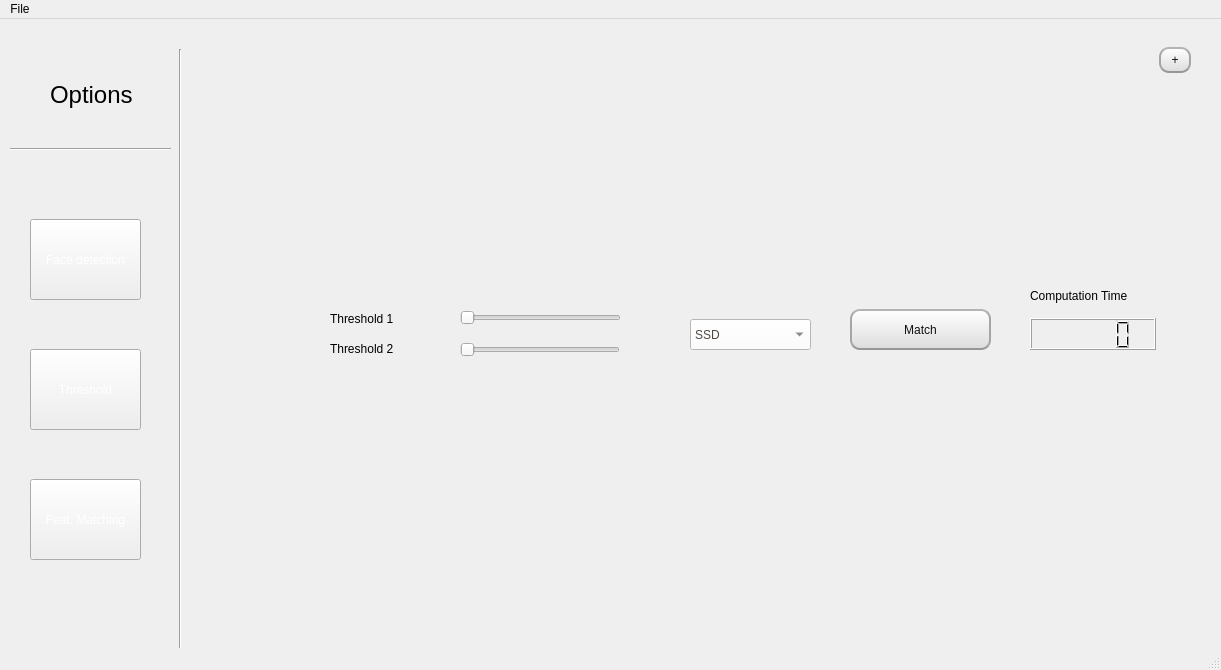
Qt form mainwindow.ui (MyProjectsProgress/Face_Detection_and_Recognition) before a commit.
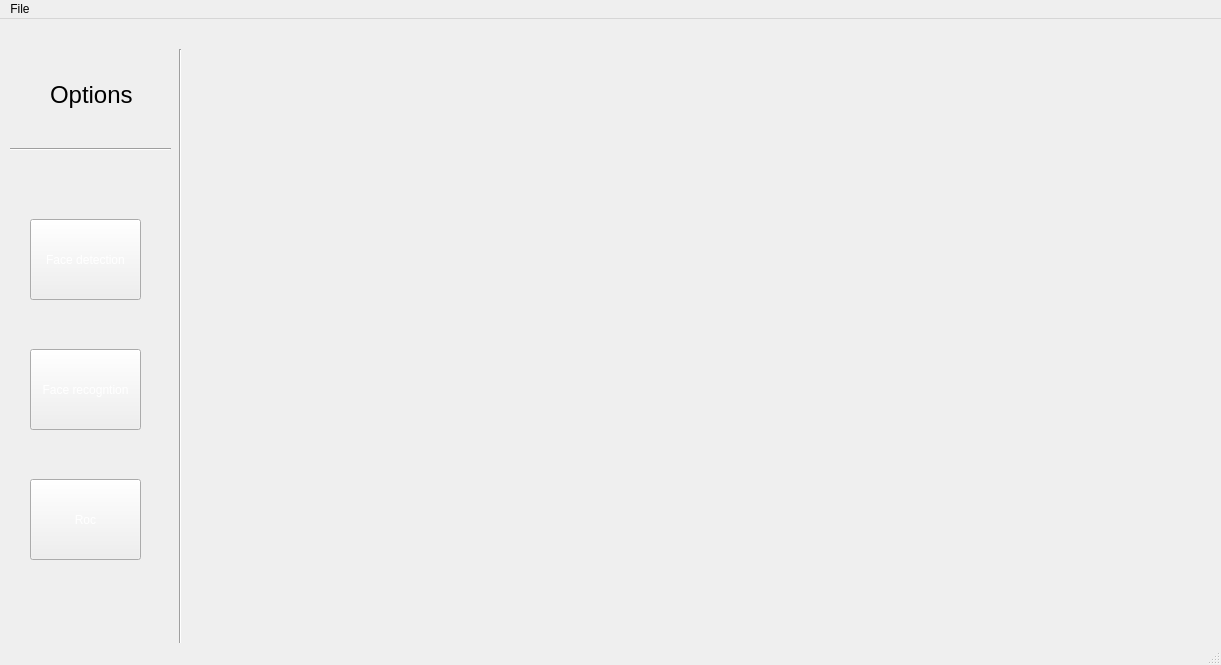
The same form after that commit. The open tabs and pages were chosen to show the change.

```diff
--- a/mainwindow.ui
+++ b/mainwindow.ui
@@ -7,7 +7,7 @@
     <x>0</x>
     <y>0</y>
     <width>1221</width>
-    <height>670</height>
+    <height>665</height>
    </rect>
   </property>
   <property name="windowTitle">
@@ -126,10 +126,10 @@
      </widget>
     </widget>
     <widget class="QWidget" name="page_2">
-     <widget class="QPushButton" name="siftBtn">
+     <widget class="QPushButton" name="predictBtn">
       <property name="geometry">
        <rect>
-        <x>560</x>
+        <x>430</x>
         <y>450</y>
         <width>93</width>
         <height>41</height>
@@ -167,9 +167,9 @@
      <widget class="QWidget" name="horizontalLayoutWidget_4">
       <property name="geometry">
        <rect>
-        <x>50</x>
-        <y>10</y>
-        <width>921</width>
+        <x>260</x>
+        <y>20</y>
+        <width>471</width>
         <height>351</height>
        </rect>
       </property>
@@ -185,76 +185,8 @@
          </item>
         </layout>
        </item>
-       <item>
-        <spacer name="horizontalSpacer">
-         <property name="orientation">
-          <enum>Qt::Horizontal</enum>
-         </property>
-         <property name="sizeType">
-          <enum>QSizePolicy::Maximum</enum>
-         </property>
-         <property name="sizeHint" stdset="0">
-          <size>
-           <width>15</width>
-           <height>10</height>
-          </size>
-         </property>
-        </spacer>
-       </item>
-       <item>
-        <layout class="QVBoxLayout" name="verticalLayout">
-         <item>
-          <widget class="QLabel" name="imgSift">
-           <property name="text">
-            <string/>
-           </property>
-          </widget>
-         </item>
-        </layout>
-       </item>
       </layout>
      </widget>
-     <widget class="QComboBox" name="comboBox">
-      <property name="geometry">
-       <rect>
-        <x>30</x>
-        <y>460</y>
-        <width>75</width>
-        <height>25</height>
-       </rect>
-      </property>
-      <item>
-       <property name="text">
-        <string>otsu</string>
-       </property>
-      </item>
-      <item>
-       <property name="text">
-        <string>optimal</string>
-       </property>
-      </item>
-      <item>
-       <property name="text">
-        <string>multilevel</string>
-       </property>
-      </item>
-     </widget>
-     <widget class="QSlider" name="horizontalSlider">
-      <property name="geometry">
-       <rect>
-        <x>320</x>
-        <y>460</y>
-        <width>211</width>
-        <height>18</height>
-       </rect>
-      </property>
-      <property name="minimum">
-       <number>3</number>
-      </property>
-      <property name="orientation">
-       <enum>Qt::Horizontal</enum>
-      </property>
-     </widget>
      <widget class="QLabel" name="slider_thres_val">
       <property name="geometry">
        <rect>
@@ -268,52 +200,26 @@
        <string/>
       </property>
      </widget>
-     <widget class="QRadioButton" name="global">
-      <property name="geometry">
-       <rect>
-        <x>130</x>
-        <y>420</y>
-        <width>107</width>
-        <height>24</height>
-       </rect>
-      </property>
-      <property name="text">
-       <string>global</string>
-      </property>
-     </widget>
-     <widget class="QRadioButton" name="local">
-      <property name="geometry">
-       <rect>
-        <x>130</x>
-        <y>480</y>
-        <width>107</width>
-        <height>24</height>
-       </rect>
-      </property>
-      <property name="text">
-       <string>local</string>
-      </property>
-     </widget>
      <widget class="QLabel" name="label_2">
       <property name="geometry">
        <rect>
-        <x>250</x>
+        <x>600</x>
         <y>460</y>
-        <width>63</width>
-        <height>20</height>
+        <width>49</width>
+        <height>21</height>
        </rect>
       </property>
       <property name="text">
-       <string>box size</string>
+       <string>Name:</string>
       </property>
      </widget>
-     <widget class="QLabel" name="label_multi">
+     <widget class="QLabel" name="prediction_label">
       <property name="geometry">
        <rect>
-        <x>232</x>
+        <x>650</x>
         <y>460</y>
-        <width>91</width>
-        <height>20</height>
+        <width>49</width>
+        <height>21</height>
        </rect>
       </property>
       <property name="text">
@@ -328,7 +234,7 @@
         <x>19</x>
         <y>9</y>
         <width>981</width>
-        <height>231</height>
+        <height>321</height>
        </rect>
       </property>
       <layout class="QHBoxLayout" name="horizontalLayout_3">
@@ -370,235 +276,6 @@
          </item>
         </layout>
        </item>
-       <item>
-        <widget class="QWidget" name="horizontalWidget_3" native="true">
-         <property name="sizePolicy">
-          <sizepolicy hsizetype="Maximum" vsizetype="Preferred">
-           <horstretch>0</horstretch>
-           <verstretch>0</verstretch>
-          </sizepolicy>
-         </property>
-         <property name="maximumSize">
-          <size>
-           <width>50</width>
-           <height>16777215</height>
-          </size>
-         </property>
-         <layout class="QHBoxLayout" name="horizontalLayout">
-          <item>
-           <layout class="QVBoxLayout" name="verticalLayout_3">
-            <item>
-             <widget class="QPushButton" name="pushButton_4">
-              <property name="styleSheet">
-               <string notr="true">QPushButton{
-	color:rgb(17,17,17);
-	border-width: 2px;
-	border-radius: 10px;
-	border-bottom-color: rgb(150,150,150);
-	border-right-color: rgb(165,165,165);
-	border-left-color: rgb(165,165,165);
-	border-top-color: rgb(180,180,180);
-	border-style: solid;
-	padding: 4px;
-	background-color: qlineargradient(spread:pad, x1:0.5, y1:1, x2:0.5, y2:0, stop:0 rgba(220, 220, 220, 255), stop:1 rgba(255, 255, 255, 255));
-}
-
-QPushButton:hover{
-	color:rgb(17,17,17);
-	border-width: 1px;
-	border-radius: 10px;
-	padding: 4px;
-	background-color: qlineargradient(spread:pad, x1:0.5, y1:0, x2:0.5, y2:1, stop:0 rgba(220, 220, 220, 255), stop:1 rgba(255, 255, 255, 255));
-}</string>
-              </property>
-              <property name="text">
-               <string>+</string>
-              </property>
-             </widget>
-            </item>
-            <item>
-             <spacer name="verticalSpacer">
-              <property name="orientation">
-               <enum>Qt::Vertical</enum>
-              </property>
-              <property name="sizeHint" stdset="0">
-               <size>
-                <width>20</width>
-                <height>40</height>
-               </size>
-              </property>
-             </spacer>
-            </item>
-           </layout>
-          </item>
-         </layout>
-        </widget>
-       </item>
-      </layout>
-     </widget>
-     <widget class="QWidget" name="horizontalLayoutWidget_2">
-      <property name="geometry">
-       <rect>
-        <x>20</x>
-        <y>350</y>
-        <width>981</width>
-        <height>261</height>
-       </rect>
-      </property>
-      <layout class="QHBoxLayout" name="horizontalLayout_4">
-       <item>
-        <layout class="QVBoxLayout" name="verticalLayout_7">
-         <item>
-          <widget class="QLabel" name="imgmatching">
-           <property name="text">
-            <string/>
-           </property>
-          </widget>
-         </item>
-        </layout>
-       </item>
-      </layout>
-     </widget>
-     <widget class="QPushButton" name="matchBtn">
-      <property name="geometry">
-       <rect>
-        <x>650</x>
-        <y>280</y>
-        <width>141</width>
-        <height>41</height>
-       </rect>
-      </property>
-      <property name="cursor">
-       <cursorShape>PointingHandCursor</cursorShape>
-      </property>
-      <property name="styleSheet">
-       <string notr="true">QPushButton{
-	color:rgb(17,17,17);
-	border-width: 2px;
-	border-radius: 10px;
-	border-bottom-color: rgb(150,150,150);
-	border-right-color: rgb(165,165,165);
-	border-left-color: rgb(165,165,165);
-	border-top-color: rgb(180,180,180);
-	border-style: solid;
-	padding: 4px;
-	background-color: qlineargradient(spread:pad, x1:0.5, y1:1, x2:0.5, y2:0, stop:0 rgba(220, 220, 220, 255), stop:1 rgba(255, 255, 255, 255));
-}
-
-QPushButton:hover{
-	color:rgb(17,17,17);
-	border-width: 1px;
-	border-radius: 10px;
-	padding: 4px;
-	background-color: qlineargradient(spread:pad, x1:0.5, y1:0, x2:0.5, y2:1, stop:0 rgba(220, 220, 220, 255), stop:1 rgba(255, 255, 255, 255));
-}</string>
-      </property>
-      <property name="text">
-       <string>Match</string>
-      </property>
-     </widget>
-     <widget class="QComboBox" name="matchOption">
-      <property name="geometry">
-       <rect>
-        <x>490</x>
-        <y>290</y>
-        <width>121</width>
-        <height>31</height>
-       </rect>
-      </property>
-      <property name="styleSheet">
-       <string notr="true">color:rgb(81,72,65);
-background: #ffffff;</string>
-      </property>
-      <item>
-       <property name="text">
-        <string>SSD</string>
-       </property>
-      </item>
-      <item>
-       <property name="text">
-        <string>Cross Correlation</string>
-       </property>
-      </item>
-     </widget>
-     <widget class="QSlider" name="matchThr1">
-      <property name="geometry">
-       <rect>
-        <x>260</x>
-        <y>280</y>
-        <width>161</width>
-        <height>18</height>
-       </rect>
-      </property>
-      <property name="maximum">
-       <number>20000</number>
-      </property>
-      <property name="orientation">
-       <enum>Qt::Horizontal</enum>
-      </property>
-     </widget>
-     <widget class="QSlider" name="matchThr2">
-      <property name="geometry">
-       <rect>
-        <x>260</x>
-        <y>310</y>
-        <width>160</width>
-        <height>21</height>
-       </rect>
-      </property>
-      <property name="maximum">
-       <number>20000</number>
-      </property>
-      <property name="orientation">
-       <enum>Qt::Horizontal</enum>
-      </property>
-     </widget>
-     <widget class="QLabel" name="label_4">
-      <property name="geometry">
-       <rect>
-        <x>130</x>
-        <y>280</y>
-        <width>91</width>
-        <height>20</height>
-       </rect>
-      </property>
-      <property name="text">
-       <string>Threshold 1</string>
-      </property>
-     </widget>
-     <widget class="QLabel" name="label_6">
-      <property name="geometry">
-       <rect>
-        <x>130</x>
-        <y>310</y>
-        <width>81</width>
-        <height>20</height>
-       </rect>
-      </property>
-      <property name="text">
-       <string>Threshold 2</string>
-      </property>
-     </widget>
-     <widget class="QWidget" name="verticalLayoutWidget_6">
-      <property name="geometry">
-       <rect>
-        <x>830</x>
-        <y>250</y>
-        <width>126</width>
-        <height>71</height>
-       </rect>
-      </property>
-      <layout class="QVBoxLayout" name="verticalLayout_10">
-       <item>
-        <widget class="QLabel" name="label_7">
-         <property name="text">
-          <string>Computation Time</string>
-         </property>
-        </widget>
-       </item>
-       <item>
-        <widget class="QLCDNumber" name="matchTime"/>
-       </item>
       </layout>
      </widget>
      <widget class="QLabel" name="label_5">
@@ -753,7 +430,7 @@
 }</string>
     </property>
     <property name="text">
-     <string>Feat. Matching</string>
+     <string>Roc</string>
     </property>
     <property name="autoDefault">
      <bool>false</bool>
@@ -805,7 +482,7 @@
 }</string>
     </property>
     <property name="text">
-     <string>Threshold</string>
+     <string>Face recogntion</string>
     </property>
     <property name="autoDefault">
      <bool>false</bool>
```
